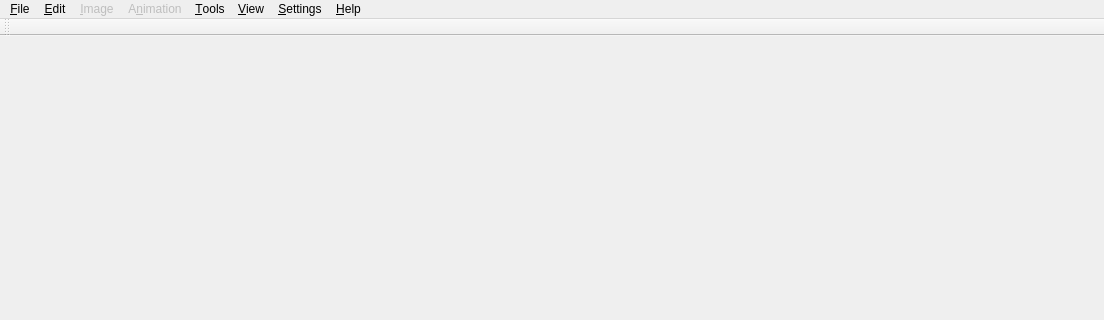
Above: src/ui/dialogs/main_window.ui from mbasaglia/PixelCayman before the change; both pictures show x 0 to 1104 and y 0 to 320 of the 1104 by 768 pixel window. Below: the same form after it.
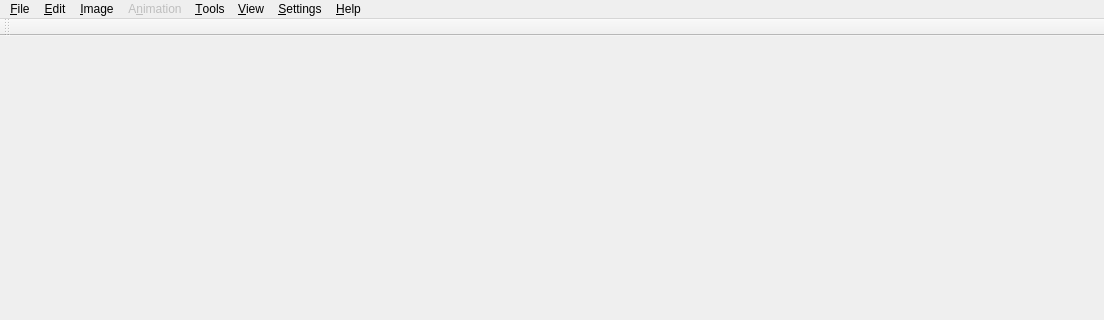
That is the form after the change. Icons and pictures are not drawn. Custom widgets are drawn as their Qt base class.

```diff
--- a/src/ui/dialogs/main_window.ui
+++ b/src/ui/dialogs/main_window.ui
@@ -77,9 +77,6 @@
     <addaction name="separator"/>
    </widget>
    <widget class="QMenu" name="menu_image">
-    <property name="enabled">
-     <bool>false</bool>
-    </property>
     <property name="title">
      <string>&amp;Image</string>
     </property>
```
Left out of the diff: 18 changed lines with no effect on the pictures.
